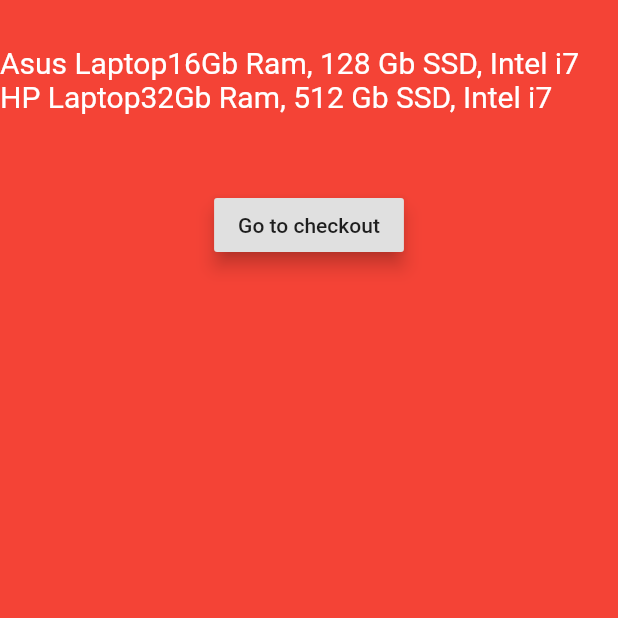
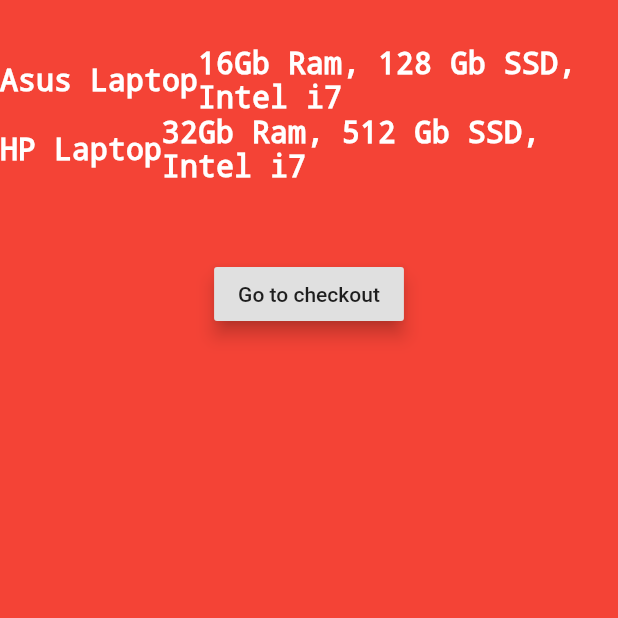
Before and after one commit to ekremsaydam/flutter, a Flutter app: the screen it shows after launch, on a phone screen of 412 x 824 dp, the top half of it. Run offline on Flutter 3.47's test engine with Material 2 defaults, Android fonts, the phone set to English and light mode, and no system bars.

```diff
--- a/shop/lib/main.dart
+++ b/shop/lib/main.dart
@@ -1,4 +1,4 @@
 import 'package:flutter/material.dart';
 import 'package:shop/screens/home.dart';
 
-void main() => runApp(Home());
+void main() => runApp(MaterialApp(home: Home()));
--- a/shop/lib/screens/home.dart
+++ b/shop/lib/screens/home.dart
@@ -17,13 +17,13 @@ class Home extends StatelessWidget {
               Text(
                 "Asus Laptop",
                 textDirection: TextDirection.ltr,
-                style: TextStyle(fontSize: 20.0),
+                style: TextStyle(color: Colors.white, fontSize: 20.0,decoration: TextDecoration.none),
               ),
               Expanded(
                   child: Text(
                 "16Gb Ram, 128 Gb SSD, Intel i7",
                 textDirection: TextDirection.ltr,
-                style: TextStyle(fontSize: 20.0),
+                style: TextStyle(color: Colors.white, fontSize: 20.0,decoration: TextDecoration.none),
               )),
             ],
           ),
@@ -33,13 +33,13 @@ class Home extends StatelessWidget {
               Text(
                 "HP Laptop",
                 textDirection: TextDirection.ltr,
-                style: TextStyle(fontSize: 20.0),
+                style: TextStyle(color: Colors.white, fontSize: 20.0,decoration: TextDecoration.none),
               ),
               Expanded(
                   child: Text(
                 "32Gb Ram, 512 Gb SSD, Intel i7",
                 textDirection: TextDirection.ltr,
-                style: TextStyle(fontSize: 20.0),
+                style: TextStyle(color: Colors.white, fontSize: 20.0,decoration: TextDecoration.none),
               )),
             ],
           ),
@@ -61,10 +61,23 @@ class OrderButton extends StatelessWidget {
       child: RaisedButton(
         elevation: 5.0,
         child: Text("Go to checkout"),
-        onPressed: () {},
+        onPressed: () {
+          order(context);
+        },
       ),
     );
 
     return button;
   }
+
+  order(BuildContext context) {
+    var alert = AlertDialog(
+      title: Text("Go to Check Out"),
+      content: Text("I will check Out"),
+    );
+    showDialog(
+      context: context,
+      builder: (BuildContext context)=>alert,
+    );
+  }
 }
```
